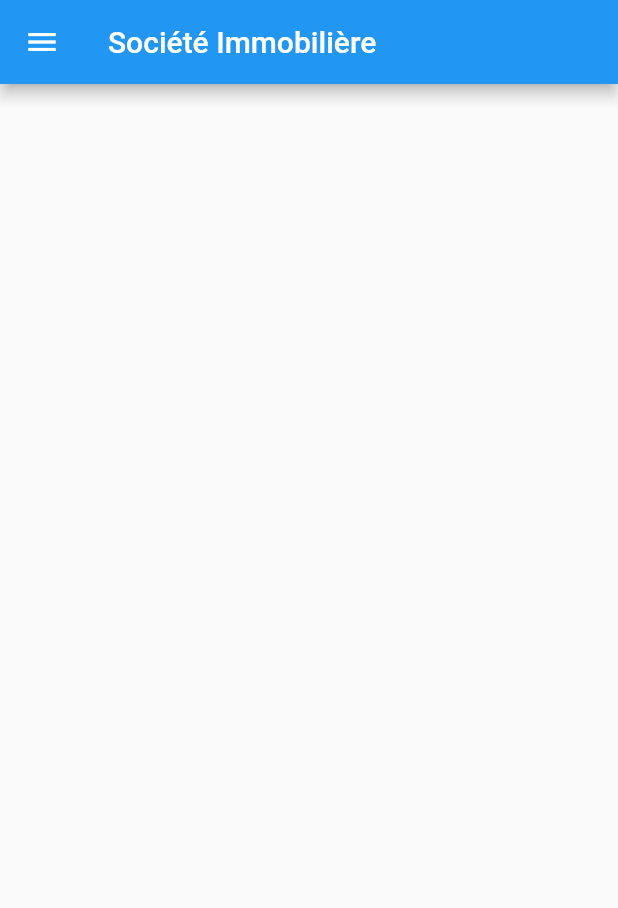
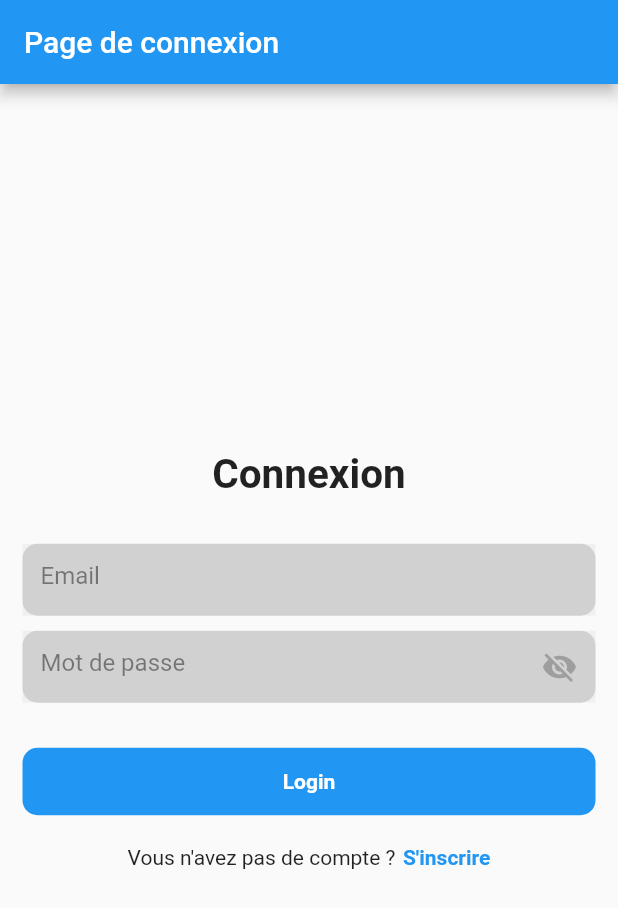
Before and after one commit to sowcheikh/societe_immobiliere, a Flutter app: the screen it shows after launch, on a phone screen of 412 x 824 dp. Shown: the top 908 px of the screen. Run offline on Flutter 3.47's test engine with Material 2 defaults, Android fonts, the phone set to English and light mode, and no system bars; our stand-ins replace firebase_auth, firebase_core; accounts and stored records are empty.

Commit message:
add firebase

```diff
--- /dev/null
+++ b/lib/firebase_auth_implementation/firebase_auth_service.dart
@@ -0,0 +1,34 @@
+import 'package:firebase_auth/firebase_auth.dart';
+
+class FirebaseAuthService {
+
+  FirebaseAuth _auth = FirebaseAuth.instance;
+
+  Future<User?> signUpWithEmailAndPassword(String email, String password) async {
+
+    try {
+      UserCredential credential =await _auth.createUserWithEmailAndPassword(email: email, password: password);
+      return credential.user;
+    } catch (e) {
+      print("Some error occured");
+    }
+    return null;
+
+  }
+
+  Future<User?> signInWithEmailAndPassword(String email, String password) async {
+
+    try {
+      UserCredential credential =await _auth.signInWithEmailAndPassword(email: email, password: password);
+      return credential.user;
+    } catch (e) {
+      print("Some error occured");
+    }
+    return null;
+
+  }
+
+
+
+
+}
--- a/lib/main.dart
+++ b/lib/main.dart
@@ -1,8 +1,30 @@
+import 'package:firebase_core/firebase_core.dart';
+import 'package:flutter/foundation.dart';
 import 'package:flutter/material.dart';
+import 'package:societe_immobiliere/splash_screen/splash_screen.dart';
 import 'package:societe_immobiliere/utilitaires/habitat.dart';
+import 'package:societe_immobiliere/utilitaires/login.dart';
+import 'package:societe_immobiliere/utilitaires/signup.dart';
 
-void main() {
-  runApp(const MainApp());
+Future main() async {
+  WidgetsFlutterBinding.ensureInitialized();
+  if (kIsWeb) {
+    await Firebase.initializeApp(
+      options: FirebaseOptions(
+        apiKey: "AIzaSyD-B9Jey9J8Z9VJgDDCsB7riFKh7ExGvjA",
+        authDomain: "flutter-firebase-2b250.firebaseapp.com",
+        projectId: "flutter-firebase-2b250",
+        storageBucket: "flutter-firebase-2b250.appspot.com",
+        messagingSenderId: "763938617849",
+        appId: "1:763938617849:web:8b3c44779409e9aec4e528",
+        measurementId: "G-PLGQBTKQRR",
+        // Your web Firebase config options
+      ),
+    );
+  } else {
+    await Firebase.initializeApp();
+  }
+  runApp(MainApp());
 }
 
 class MainApp extends StatelessWidget {
@@ -10,8 +32,18 @@ class MainApp extends StatelessWidget {
 
   @override
   Widget build(BuildContext context) {
-    return const MaterialApp(
-      home: HabitantPage()
+    return MaterialApp(
+      debugShowCheckedModeBanner: false,
+      title: 'Flutter Firebase',
+      routes: {
+        '/': (context) => SplashScreen(
+          // Here, you can decide whether to show the LoginPage or HomePage based on user authentication
+          child: LoginPage(),
+        ),
+        '/login': (context) => LoginPage(),
+        '/signUp': (context) => SignUpPage(),
+        '/home': (context) => HabitantPage(),
+      },
     );
   }
 }
--- a/lib/utilitaires/login.dart
+++ b/lib/utilitaires/login.dart
@@ -0,0 +1,116 @@
+
+import 'package:firebase_auth/firebase_auth.dart';
+import 'package:flutter/material.dart';
+import 'package:societe_immobiliere/firebase_auth_implementation/firebase_auth_service.dart';
+import 'package:societe_immobiliere/utilitaires/signup.dart';
+import 'package:societe_immobiliere/widgets/form_container_widget.dart';
+
+
+
+class LoginPage extends StatefulWidget {
+  const LoginPage({super.key});
+
+  @override
+  State<LoginPage> createState() => _LoginPageState();
+}
+
+class _LoginPageState extends State<LoginPage> {
+
+  bool _isSigning = false;
+
+
+
+  final FirebaseAuthService _auth = FirebaseAuthService();
+
+  TextEditingController _emailController = TextEditingController();
+  TextEditingController _passwordController = TextEditingController();
+
+
+  @override
+  void dispose() {
+    _emailController.dispose();
+    _passwordController.dispose();
+    super.dispose();
+  }
+
+
+  @override
+  Widget build(BuildContext context) {
+    return Scaffold(
+      appBar: AppBar(
+        title: Text("Page de connexion"),
+      ),
+      body: Center(
+        child: Padding(
+          padding: const EdgeInsets.symmetric(horizontal: 15),
+          child: Column(
+            mainAxisAlignment: MainAxisAlignment.center,
+            children: [
+              Text(
+                "Connexion",
+                style: TextStyle(fontSize: 27, fontWeight: FontWeight.bold),
+              ),
+              SizedBox(
+                height: 30,
+              ),
+              FormContainerWidget(
+                controller: _emailController,
+                hintText: "Email",
+                isPasswordField: false,
+              ),
+              SizedBox(height: 10,),
+              FormContainerWidget(
+                controller: _passwordController,
+                hintText: "Mot de passe",
+                isPasswordField: true,
+              ),
+              SizedBox(height: 30,),
+              GestureDetector(
+                onTap: _signIn,
+                child: Container(
+                  width: double.infinity,
+                  height: 45,
+                  decoration: BoxDecoration(
+                    color: Colors.blue,
+                    borderRadius: BorderRadius.circular(10),
+                  ),
+                  child: Center(child:Text("Login",style: TextStyle(color: Colors.white,fontWeight: FontWeight.bold),)),
+                ),
+              ),
+              SizedBox(height: 20,),
+              Row(mainAxisAlignment: MainAxisAlignment.center,
+                children: [
+                  Text("Vous n'avez pas de compte ?"),
+                  SizedBox(width: 5,),
+                  GestureDetector(
+                      onTap: (){
+                        Navigator.pushAndRemoveUntil(context, MaterialPageRoute(builder: (context) => SignUpPage()), (route) => false);
+                      },
+                      child: Text("S'inscrire",style: TextStyle(color: Colors.blue,fontWeight: FontWeight.bold),))
+                ],
+              )
+
+
+            ],
+          ),
+        ),
+      ),
+    );
+  }
+
+  void _signIn() async {
+
+    String email = _emailController.text;
+    String password = _passwordController.text;
+
+    User? user = await _auth.signInWithEmailAndPassword(email, password);
+
+    if (user!= null){
+      print("User is successfully signedIn");
+      Navigator.pushNamed(context, "/home");
+    } else{
+      print("Some error happend");
+    }
+
+  }
+}
--- /dev/null
+++ b/lib/widgets/form_container_widget.dart
@@ -0,0 +1,77 @@
+
+
+import 'package:flutter/material.dart';
+
+
+class FormContainerWidget extends StatefulWidget {
+
+  final TextEditingController? controller;
+  final Key? fieldKey;
+  final bool? isPasswordField;
+  final String? hintText;
+  final String? labelText;
+  final String? helperText;
+  final FormFieldSetter<String>? onSaved;
+  final FormFieldValidator<String>? validator;
+  final ValueChanged<String>? onFieldSubmitted;
+  final TextInputType? inputType;
+
+  const FormContainerWidget({
+    this.controller,
+    this.isPasswordField,
+    this.fieldKey,
+    this.hintText,
+    this.labelText,
+    this.helperText,
+    this.onSaved,
+    this.validator,
+    this.onFieldSubmitted,
+    this.inputType
+  });
+
+
+  @override
+  _FormContainerWidgetState createState() => new _FormContainerWidgetState();
+}
+
+class _FormContainerWidgetState extends State<FormContainerWidget> {
+
+  bool _obscureText = true;
+
+
+  @override
+  Widget build(BuildContext context) {
+    return Container(
+      width: double.infinity,
+      decoration: BoxDecoration(
+        color: Colors.grey.withOpacity(.35),
+        borderRadius: BorderRadius.circular(10),
+      ),
+      child: new TextFormField(
+        style: TextStyle(color: Colors.black),
+        controller: widget.controller,
+        keyboardType: widget.inputType,
+        key: widget.fieldKey,
+        obscureText: widget.isPasswordField == true? _obscureText : false,
+        onSaved: widget.onSaved,
+        validator: widget.validator,
+        onFieldSubmitted: widget.onFieldSubmitted,
+        decoration: new InputDecoration(
+          border: InputBorder.none,
+          filled: true,
+          hintText: widget.hintText,
+          hintStyle: TextStyle(color: Colors.black45),
+          suffixIcon: new GestureDetector(
+            onTap: () {
+              setState(() {
+                _obscureText = !_obscureText;
+              });
+            },
+            child:
+            widget.isPasswordField==true? Icon(_obscureText ? Icons.visibility_off : Icons.visibility, color: _obscureText == false ? Colors.blue : Colors.grey,) : Text(""),
+          ),
+        ),
+      ),
+    );
+  }
+}
--- a/pubspec.yaml
+++ b/pubspec.yaml
@@ -9,6 +9,12 @@ environment:
 dependencies:
   flutter:
     sdk: flutter
+  cupertino_icons: ^1.0.2
+  firebase_core: any
+  cloud_firestore: ^4.8.2
+  firebase_auth: ^4.6.3
+  firebase_storage: ^11.2.4
+
 
 dev_dependencies:
   flutter_test:
```
Also changed, not shown: lib/data/appartement.data.dart (added, +11 -0 lines), lib/data/chambre.data.dart (added, +11 -0 lines), lib/data/villa.data.dart (added, +11 -0 lines), lib/pages/studio.dart (+26 -10 lines), lib/splash_screen/splash_screen.dart (added, +39 -0 lines), lib/utilitaires/signup.dart (+141 -0 lines), pubspec.lock, 3 other files.
